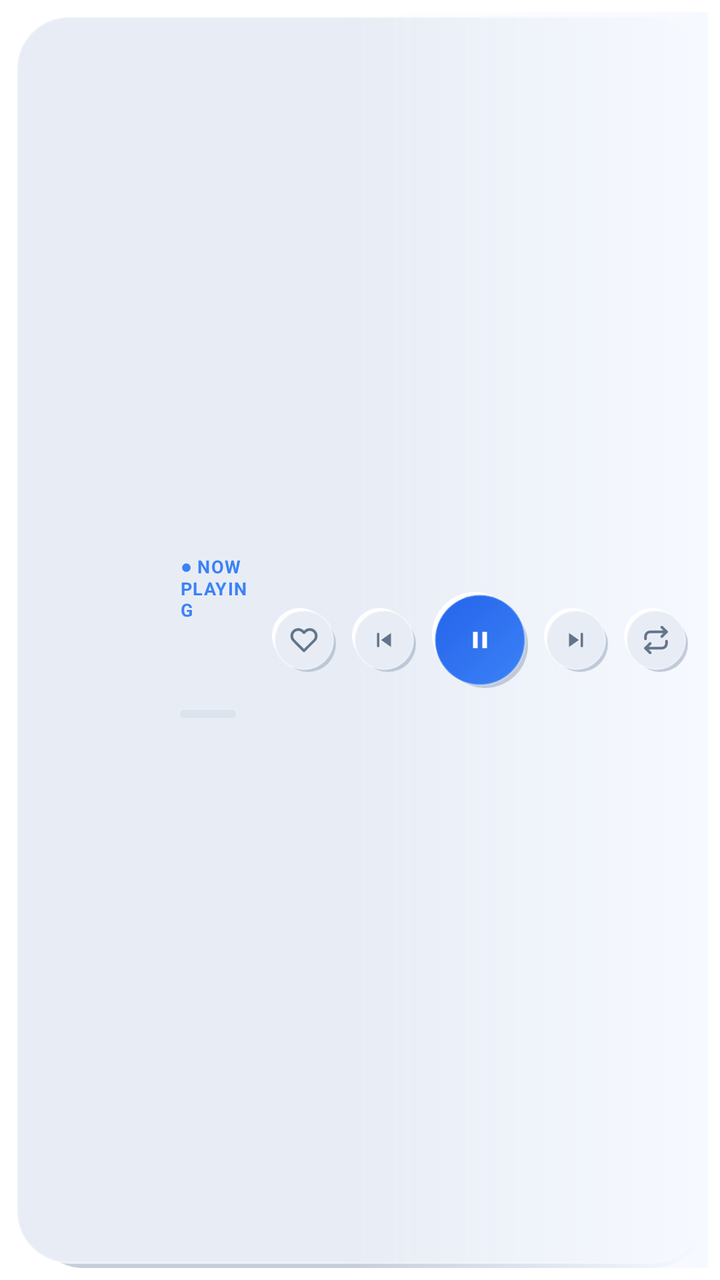
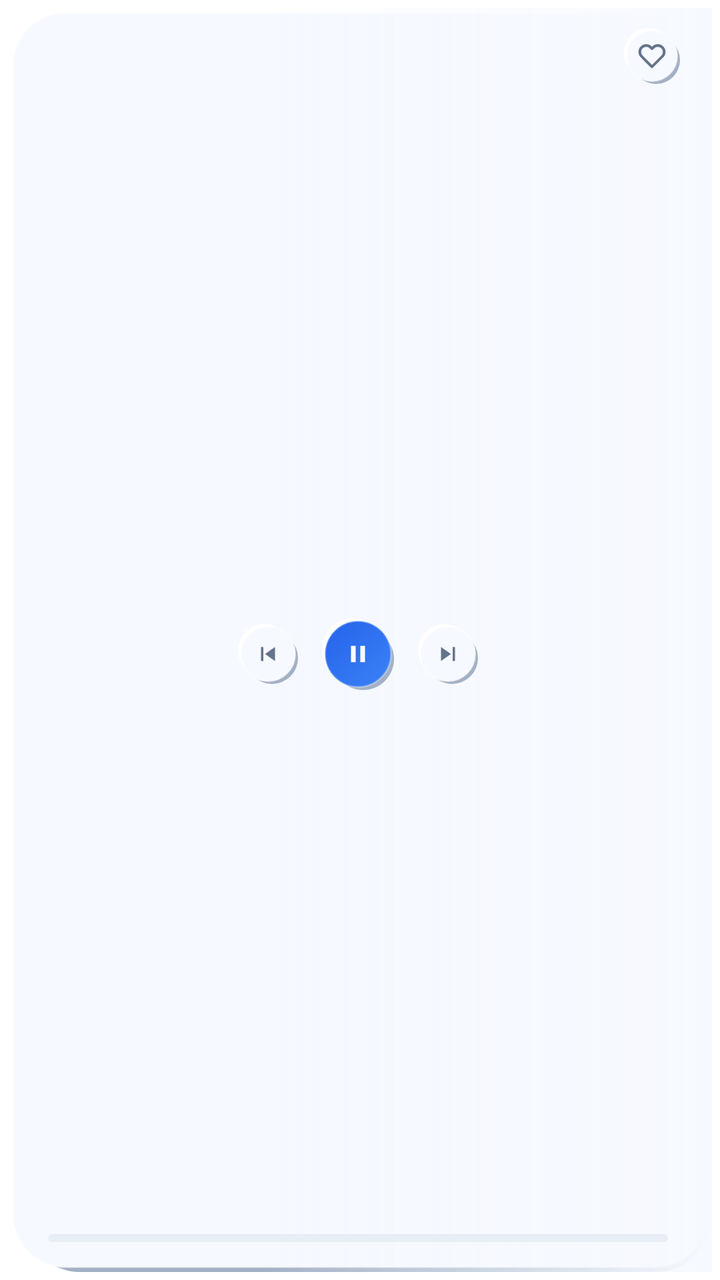

An Android layout rendered at two revisions. The XML below is the earlier revision; the diff shows what the commit changed to produce the second picture.
<!-- AndroidManifest.xml: application theme Theme.flex_player -->
<!-- res/layout/neo_widget_4x1.xml -->
<?xml version="1.0" encoding="utf-8"?>
<FrameLayout xmlns:android="http://schemas.android.com/apk/res/android"
    android:layout_width="match_parent"
    android:layout_height="match_parent"
    android:padding="6dp">

    
    <FrameLayout
        android:layout_width="match_parent"
        android:layout_height="match_parent"
        android:background="@drawable/neo_widget_panel">

        
        <ImageView
            android:id="@+id/widget_artwork"
            android:layout_width="match_parent"
            android:layout_height="match_parent"
            android:layout_gravity="start|top"
            android:scaleType="centerCrop"
            android:contentDescription="@null" />

        
        <FrameLayout
            android:layout_width="match_parent"
            android:layout_height="match_parent"
            android:background="@drawable/neo_widget_artwork_fade_4x1" />

        
        <LinearLayout
            android:layout_width="match_parent"
            android:layout_height="match_parent"
            android:orientation="horizontal"
            android:gravity="center_vertical"
            android:padding="10dp">

            
            <FrameLayout
                android:layout_width="74dp"
                android:layout_height="match_parent" />

            
            <LinearLayout
                android:layout_width="0dp"
                android:layout_height="wrap_content"
                android:layout_weight="1"
                android:orientation="vertical"
                android:gravity="center_vertical"
                android:paddingEnd="12dp"
                android:paddingStart="0dp">

                <TextView
                    android:id="@+id/widget_now_playing_label"
                    android:layout_width="wrap_content"
                    android:layout_height="wrap_content"
                    android:text="● NOW PLAYING"
                    android:textSize="9sp"
                    android:letterSpacing="0.05"
                    android:textStyle="bold"
                    android:textColor="@color/neo_accent" />

                <TextView
                    android:id="@+id/widget_title"
                    android:layout_width="match_parent"
                    android:layout_height="wrap_content"
                    android:textSize="15sp"
                    android:textStyle="bold"
                    android:singleLine="true"
                    android:ellipsize="marquee"
                    android:textColor="@color/neo_text_primary" />

                <TextView
                    android:id="@+id/widget_artist"
                    android:layout_width="match_parent"
                    android:layout_height="wrap_content"
                    android:textSize="12sp"
                    android:singleLine="true"
                    android:ellipsize="end"
                    android:textColor="@color/neo_text_secondary" />

                
                <LinearLayout
                    android:layout_width="match_parent"
                    android:layout_height="wrap_content"
                    android:orientation="horizontal"
                    android:gravity="center_vertical"
                    android:layout_marginTop="4dp">

                    <ProgressBar
                        android:id="@+id/widget_progress"
                        style="?android:attr/progressBarStyleHorizontal"
                        android:layout_width="0dp"
                        android:layout_height="4dp"
                        android:layout_weight="1"
                        android:progressDrawable="@drawable/neo_widget_progress_track" />

                    <TextView
                        android:id="@+id/widget_time"
                        android:layout_width="wrap_content"
                        android:layout_height="wrap_content"
                        android:layout_marginStart="6dp"
                        android:textSize="8sp"
                        android:fontFamily="monospace"
                        android:textColor="@color/neo_text_muted" />
                </LinearLayout>
            </LinearLayout>

            
            <LinearLayout
                android:layout_width="wrap_content"
                android:layout_height="wrap_content"
                android:orientation="horizontal"
                android:gravity="center_vertical">

                <ImageButton
                    android:id="@+id/widget_btn_like"
                    android:layout_width="32dp"
                    android:layout_height="32dp"
                    android:padding="7dp"
                    android:src="@drawable/neo_ic_heart_outline"
                    android:background="@drawable/neo_widget_button"
                    android:contentDescription="@string/action_like" />

                <ImageButton
                    android:id="@+id/widget_btn_prev"
                    android:layout_width="32dp"
                    android:layout_height="32dp"
                    android:layout_marginStart="8dp"
                    android:padding="7dp"
                    android:src="@drawable/neo_ic_skip_previous"
                    android:background="@drawable/neo_widget_button"
                    android:contentDescription="@string/previous_track" />

                <ImageButton
                    android:id="@+id/widget_btn_play_pause"
                    android:layout_width="48dp"
                    android:layout_height="48dp"
                    android:layout_marginStart="8dp"
                    android:padding="8dp"
                    android:src="@drawable/neo_ic_pause"
                    android:background="@drawable/neo_widget_button_primary"
                    android:contentDescription="@string/play_pause" />

                <ImageButton
                    android:id="@+id/widget_btn_next"
                    android:layout_width="32dp"
                    android:layout_height="32dp"
                    android:layout_marginStart="8dp"
                    android:padding="7dp"
                    android:src="@drawable/neo_ic_skip_next"
                    android:background="@drawable/neo_widget_button"
                    android:contentDescription="@string/next_track" />

                <ImageButton
                    android:id="@+id/widget_btn_repeat"
                    android:layout_width="32dp"
                    android:layout_height="32dp"
                    android:layout_marginStart="8dp"
                    android:padding="7dp"
                    android:src="@drawable/neo_ic_repeat"
                    android:background="@drawable/neo_widget_button"
                    android:contentDescription="@string/repeat" />
            </LinearLayout>
        </LinearLayout>
    </FrameLayout>
</FrameLayout>
<!-- resources referenced by this layout -->
<resources>
  <color name="neo_accent">#3B82F6</color>
  <color name="neo_text_muted">#94A3B8</color>
  <color name="neo_text_primary">#1E293B</color>
  <color name="neo_text_secondary">#64748B</color>
  <!-- drawable neo_ic_pause (drawable) -->
  <vector xmlns:android="http://schemas.android.com/apk/res/android"
      android:width="14dp"
      android:height="14dp"
      android:viewportWidth="24"
      android:viewportHeight="24"
      android:tint="#FFFFFF">
      <path
          android:fillColor="#FFFFFF"
          android:pathData="M6,19h4V5H6v14zM14,5v14h4V5h-4z" />
  </vector>
  <!-- drawable neo_ic_repeat (drawable) -->
  <vector xmlns:android="http://schemas.android.com/apk/res/android"
      android:width="14dp"
      android:height="14dp"
      android:viewportWidth="24"
      android:viewportHeight="24"
      android:tint="#64748B">
      <path
          android:fillColor="@android:color/transparent"
          android:strokeColor="#64748B"
          android:strokeWidth="2.3"
          android:strokeLineCap="round"
          android:strokeLineJoin="round"
          android:pathData="M17,1l4,4 -4,4" />
      <path
          android:fillColor="@android:color/transparent"
          android:strokeColor="#64748B"
          android:strokeWidth="2.3"
          android:strokeLineCap="round"
          android:strokeLineJoin="round"
          android:pathData="M3,11V9a4,4 0 0 1,4 -4h14" />
      <path
          android:fillColor="@android:color/transparent"
          android:strokeColor="#64748B"
          android:strokeWidth="2.3"
          android:strokeLineCap="round"
          android:strokeLineJoin="round"
          android:pathData="M7,23l-4,-4 4,-4" />
      <path
          android:fillColor="@android:color/transparent"
          android:strokeColor="#64748B"
          android:strokeWidth="2.3"
          android:strokeLineCap="round"
          android:strokeLineJoin="round"
          android:pathData="M21,13v2a4,4 0 0 1,-4 4H3" />
  </vector>
  <!-- drawable neo_widget_artwork_fade_4x1 (drawable) -->
  <?xml version="1.0" encoding="utf-8"?>
  <layer-list xmlns:android="http://schemas.android.com/apk/res/android">
      <item>
          <shape android:shape="rectangle">
              <gradient
                  android:type="linear"
                  android:angle="0"
                  android:startColor="#00000000"
                  android:centerColor="#00000000"
                  android:centerX="0.48"
                  android:endColor="@color/neo_surface" />
          </shape>
      </item>
  </layer-list>
  <!-- drawable neo_widget_progress_track (drawable) -->
  <?xml version="1.0" encoding="utf-8"?>
  <layer-list xmlns:android="http://schemas.android.com/apk/res/android">
      
      <item android:id="@android:id/background">
          <shape android:shape="rectangle">
              <corners android:radius="6dp" />
              <solid android:color="@color/neo_track_bg" />
          </shape>
      </item>
  
      
      <item android:id="@android:id/progress">
          <clip>
              <shape android:shape="rectangle">
                  <corners android:radius="6dp" />
                  <gradient
                      android:startColor="@color/neo_accent"
                      android:endColor="@color/neo_accent_light"
                      android:type="linear" />
              </shape>
          </clip>
      </item>
  </layer-list>
  <string name="action_like">Like</string>
  <string name="next_track">Next track</string>
  <string name="play_pause">Play/Pause</string>
  <string name="previous_track">Previous track</string>
  <string name="repeat">Repeat</string>
  <color name="neo_surface">#F6F9FF</color>
  <color name="neo_shadow_dark">#A6A6B4C8</color>
  <color name="neo_shadow_light">#FFFFFFFF</color>
  <color name="neo_bg">#E8EDF5</color>
  <color name="neo_border_subtle">#80FFFFFF</color>
  <color name="neo_track_bg">#DBE3EC</color>
  <color name="neo_accent_light">#60A5FA</color>
  <!-- unchanged entries left out for length: 7 -->
</resources>

<!-- the commit's change to res/layout/neo_widget_4x1.xml (unified diff, before → after) -->
@@ -2,163 +2,135 @@
 <FrameLayout xmlns:android="http://schemas.android.com/apk/res/android"
     android:layout_width="match_parent"
     android:layout_height="match_parent"
-    android:padding="6dp">
-
-    
+    android:padding="4dp">
     <FrameLayout
         android:layout_width="match_parent"
         android:layout_height="match_parent"
         android:background="@drawable/neo_widget_panel">
-
-        
         <ImageView
             android:id="@+id/widget_artwork"
             android:layout_width="match_parent"
             android:layout_height="match_parent"
-            android:layout_gravity="start|top"
-            android:scaleType="centerCrop"
-            android:contentDescription="@null" />
-
-        
+            android:scaleType="centerCrop" />
         <FrameLayout
             android:layout_width="match_parent"
             android:layout_height="match_parent"
             android:background="@drawable/neo_widget_artwork_fade_4x1" />
-
-        
         <LinearLayout
             android:layout_width="match_parent"
             android:layout_height="match_parent"
-            android:orientation="horizontal"
-            android:gravity="center_vertical"
-            android:padding="10dp">
-
-            
-            <FrameLayout
-                android:layout_width="74dp"
-                android:layout_height="match_parent" />
-
-            
+            android:orientation="vertical"
+            android:paddingStart="14dp"
+            android:paddingEnd="16dp"
+            android:paddingTop="10dp"
+            android:paddingBottom="10dp">
             <LinearLayout
-                android:layout_width="0dp"
+                android:layout_width="match_parent"
                 android:layout_height="wrap_content"
-                android:layout_weight="1"
-                android:orientation="vertical"
-                android:gravity="center_vertical"
-                android:paddingEnd="12dp"
-                android:paddingStart="0dp">
-
+                android:gravity="center_vertical">
+                <FrameLayout
+                    android:layout_width="86dp"
+                    android:layout_height="wrap_content" />
                 <TextView
-                    android:id="@+id/widget_now_playing_label"
+                    android:id="@+id/widget_title"
+                    android:layout_width="0dp"
+                    android:layout_height="wrap_content"
+                    android:layout_weight="1"
+                    android:textSize="13sp"
+                    android:textStyle="bold"
+                    android:singleLine="true"
+                    android:ellipsize="end"
+                    android:textColor="@color/neo_text_primary" />
+                <TextView
+                    android:id="@+id/widget_artist"
                     android:layout_width="wrap_content"
                     android:layout_height="wrap_content"
-                    android:text="● NOW PLAYING"
-                    android:textSize="9sp"
-                    android:letterSpacing="0.05"
-                    android:textStyle="bold"
-                    android:textColor="@color/neo_accent" />
-
-                <TextView
-                    android:id="@+id/widget_title"
-                    android:layout_width="match_parent"
-                    android:layout_height="wrap_content"
-                    android:textSize="15sp"
-                    android:textStyle="bold"
-                    android:singleLine="true"
-                    android:ellipsize="marquee"
-                    android:textColor="@color/neo_text_primary" />
-
-                <TextView
-                    android:id="@+id/widget_artist"
-                    android:layout_width="match_parent"
-                    android:layout_height="wrap_content"
-                    android:textSize="12sp"
+                    android:layout_marginStart="6dp"
+                    android:textSize="11sp"
                     android:singleLine="true"
                     android:ellipsize="end"
+                    android:maxWidth="120dp"
                     android:textColor="@color/neo_text_secondary" />
-
-                
-                <LinearLayout
-                    android:layout_width="match_parent"
-                    android:layout_height="wrap_content"
-                    android:orientation="horizontal"
-                    android:gravity="center_vertical"
-                    android:layout_marginTop="4dp">
-
-                    <ProgressBar
-                        android:id="@+id/widget_progress"
-                        style="?android:attr/progressBarStyleHorizontal"
-                        android:layout_width="0dp"
-                        android:layout_height="4dp"
-                        android:layout_weight="1"
-                        android:progressDrawable="@drawable/neo_widget_progress_track" />
-
-                    <TextView
-                        android:id="@+id/widget_time"
-                        android:layout_width="wrap_content"
-                        android:layout_height="wrap_content"
-                        android:layout_marginStart="6dp"
-                        android:textSize="8sp"
-                        android:fontFamily="monospace"
-                        android:textColor="@color/neo_text_muted" />
-                </LinearLayout>
-            </LinearLayout>
-
-            
-            <LinearLayout
-                android:layout_width="wrap_content"
-                android:layout_height="wrap_content"
-                android:orientation="horizontal"
-                android:gravity="center_vertical">
-
                 <ImageButton
                     android:id="@+id/widget_btn_like"
-                    android:layout_width="32dp"
-                    android:layout_height="32dp"
+                    android:layout_width="28dp"
+                    android:layout_height="28dp"
+                    android:layout_marginStart="6dp"
                     android:padding="7dp"
                     android:src="@drawable/neo_ic_heart_outline"
                     android:background="@drawable/neo_widget_button"
+                    android:scaleType="centerInside"
                     android:contentDescription="@string/action_like" />
-
+            </LinearLayout>
+            <LinearLayout
+                android:layout_width="match_parent"
+                android:layout_height="0dp"
+                android:layout_weight="1"
+                android:gravity="center"
+                android:orientation="horizontal">
                 <ImageButton
                     android:id="@+id/widget_btn_prev"
-                    android:layout_width="32dp"
-                    android:layout_height="32dp"
-                    android:layout_marginStart="8dp"
+                    android:layout_width="30dp"
+                    android:layout_height="30dp"
                     android:padding="7dp"
                     android:src="@drawable/neo_ic_skip_previous"
                     android:background="@drawable/neo_widget_button"
+                    android:scaleType="centerInside"
                     android:contentDescription="@string/previous_track" />
-
                 <ImageButton
                     android:id="@+id/widget_btn_play_pause"
-                    android:layout_width="48dp"
-                    android:layout_height="48dp"
-                    android:layout_marginStart="8dp"
-                    android:padding="8dp"
+                    android:layout_width="36dp"
+                    android:layout_height="36dp"
+                    android:layout_marginStart="12dp"
+                    android:layout_marginEnd="12dp"
+                    android:padding="7dp"
                     android:src="@drawable/neo_ic_pause"
                     android:background="@drawable/neo_widget_button_primary"
+                    android:scaleType="centerInside"
                     android:contentDescription="@string/play_pause" />
-
                 <ImageButton
                     android:id="@+id/widget_btn_next"
-                    android:layout_width="32dp"
-                    android:layout_height="32dp"
-                    android:layout_marginStart="8dp"
+                    android:layout_width="30dp"
+                    android:layout_height="30dp"
                     android:padding="7dp"
                     android:src="@drawable/neo_ic_skip_next"
                     android:background="@drawable/neo_widget_button"
+                    android:scaleType="centerInside"
                     android:contentDescription="@string/next_track" />
-
-                <ImageButton
-                    android:id="@+id/widget_btn_repeat"
-                    android:layout_width="32dp"
-                    android:layout_height="32dp"
-                    android:layout_marginStart="8dp"
-                    android:padding="7dp"
-                    android:src="@drawable/neo_ic_repeat"
-                    android:background="@drawable/neo_widget_button"
-                    android:contentDescription="@string/repeat" />
+            </LinearLayout>
+            <LinearLayout
+                android:layout_width="match_parent"
+                android:layout_height="wrap_content"
+                android:gravity="center_vertical"
+                android:orientation="horizontal">
+                <TextView
+                    android:id="@+id/widget_time_elapsed"
+                    android:layout_width="wrap_content"
+                    android:layout_height="wrap_content"
+                    android:textSize="10sp"
+                    android:textStyle="bold"
+                    android:fontFamily="monospace"
+                    android:textColor="@color/neo_text_secondary" />
+                <ProgressBar
+                    android:id="@+id/widget_progress"
+                    style="?android:attr/progressBarStyleHorizontal"
+                    android:layout_width="0dp"
+                    android:layout_height="4dp"
+                    android:layout_weight="1"
+                    android:layout_marginStart="6dp"
+                    android:layout_marginEnd="6dp"
+                    android:max="100"
+                    android:progress="0"
+                    android:progressDrawable="@drawable/neo_widget_progress_track"
+                    android:indeterminate="false" />
+                <TextView
+                    android:id="@+id/widget_time_total"
+                    android:layout_width="wrap_content"
+                    android:layout_height="wrap_content"
+                    android:textSize="10sp"
+                    android:textStyle="bold"
+                    android:fontFamily="monospace"
+                    android:textColor="@color/neo_text_secondary" />
             </LinearLayout>
         </LinearLayout>
     </FrameLayout>
<!-- resource entries referenced after the edit -->
@@ -1,7 +1,7 @@
 <!-- resources referenced by this layout -->
 <resources>
   <color name="neo_accent">#3B82F6</color>
-  <color name="neo_text_muted">#94A3B8</color>
+  <color name="neo_accent_dark">#2563EB</color>
   <color name="neo_text_primary">#1E293B</color>
   <color name="neo_text_secondary">#64748B</color>
   <!-- drawable neo_ic_pause (drawable) -->
@@ -15,42 +15,6 @@
           android:fillColor="#FFFFFF"
           android:pathData="M6,19h4V5H6v14zM14,5v14h4V5h-4z" />
   </vector>
-  <!-- drawable neo_ic_repeat (drawable) -->
-  <vector xmlns:android="http://schemas.android.com/apk/res/android"
-      android:width="14dp"
-      android:height="14dp"
-      android:viewportWidth="24"
-      android:viewportHeight="24"
-      android:tint="#64748B">
-      <path
-          android:fillColor="@android:color/transparent"
-          android:strokeColor="#64748B"
-          android:strokeWidth="2.3"
-          android:strokeLineCap="round"
-          android:strokeLineJoin="round"
-          android:pathData="M17,1l4,4 -4,4" />
-      <path
-          android:fillColor="@android:color/transparent"
-          android:strokeColor="#64748B"
-          android:strokeWidth="2.3"
-          android:strokeLineCap="round"
-          android:strokeLineJoin="round"
-          android:pathData="M3,11V9a4,4 0 0 1,4 -4h14" />
-      <path
-          android:fillColor="@android:color/transparent"
-          android:strokeColor="#64748B"
-          android:strokeWidth="2.3"
-          android:strokeLineCap="round"
-          android:strokeLineJoin="round"
-          android:pathData="M7,23l-4,-4 4,-4" />
-      <path
-          android:fillColor="@android:color/transparent"
-          android:strokeColor="#64748B"
-          android:strokeWidth="2.3"
-          android:strokeLineCap="round"
-          android:strokeLineJoin="round"
-          android:pathData="M21,13v2a4,4 0 0 1,-4 4H3" />
-  </vector>
   <!-- drawable neo_widget_artwork_fade_4x1 (drawable) -->
   <?xml version="1.0" encoding="utf-8"?>
   <layer-list xmlns:android="http://schemas.android.com/apk/res/android">
@@ -61,31 +25,28 @@
                   android:angle="0"
                   android:startColor="#00000000"
                   android:centerColor="#00000000"
-                  android:centerX="0.48"
-                  android:endColor="@color/neo_surface" />
+                  android:centerX="0.36"
+                  android:endColor="@color/neo_bg" />
           </shape>
       </item>
   </layer-list>
   <!-- drawable neo_widget_progress_track (drawable) -->
   <?xml version="1.0" encoding="utf-8"?>
   <layer-list xmlns:android="http://schemas.android.com/apk/res/android">
-      
       <item android:id="@android:id/background">
           <shape android:shape="rectangle">
-              <corners android:radius="6dp" />
-              <solid android:color="@color/neo_track_bg" />
+              <corners android:radius="9999dp" />
+              <solid android:color="@color/neo_well" />
           </shape>
       </item>
-  
-      
       <item android:id="@android:id/progress">
           <clip>
               <shape android:shape="rectangle">
-                  <corners android:radius="6dp" />
+                  <corners android:radius="9999dp" />
                   <gradient
                       android:startColor="@color/neo_accent"
-                      android:endColor="@color/neo_accent_light"
-                      android:type="linear" />
+                      android:endColor="@color/neo_accent_dark"
+                      android:angle="0" />
               </shape>
           </clip>
       </item>
@@ -94,14 +55,11 @@
   <string name="next_track">Next track</string>
   <string name="play_pause">Play/Pause</string>
   <string name="previous_track">Previous track</string>
-  <string name="repeat">Repeat</string>
-  <color name="neo_surface">#F6F9FF</color>
-  <color name="neo_shadow_dark">#A6A6B4C8</color>
+  <color name="neo_shadow_dark">#A3B1C6</color>
   <color name="neo_shadow_light">#FFFFFFFF</color>
-  <color name="neo_bg">#E8EDF5</color>
+  <color name="neo_bg">#F6F9FF</color>
   <color name="neo_border_subtle">#80FFFFFF</color>
-  <color name="neo_track_bg">#DBE3EC</color>
-  <color name="neo_accent_light">#60A5FA</color>
+  <color name="neo_well">#E8EEF6</color>
   <!-- unchanged entries left out for length: 7 -->
 </resources>
 
